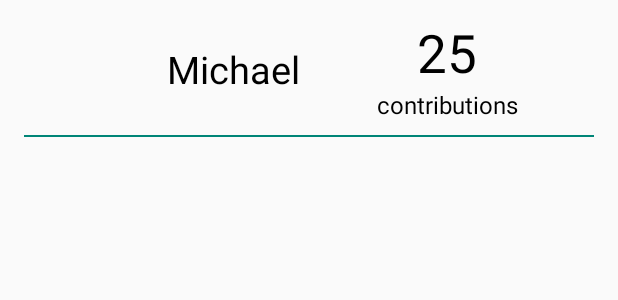
After one commit to codacy-badger/JBossOutreach-app, an Android app: the layout contributors_recycler_item.xml on its own in the app's theme, with its tools: preview values and no code run, on a phone screen of 412 x 824 dp. The commit adds this screen. Shown: the top 300 px of the screen. Run offline under Robolectric (Android 15) with nearby library versions, the phone set to English and light mode, and no system bars.

Commit message:
Add activity for contributors, add ability to open it

```diff
--- a/app/build.gradle
+++ b/app/build.gradle
@@ -27,4 +27,5 @@ dependencies {
     androidTestImplementation 'com.android.support.test.espresso:espresso-core:3.0.2'
     implementation 'com.android.support:recyclerview-v7:28.0.0'
     implementation 'com.squareup.okhttp3:okhttp:3.11.0'
+    implementation 'com.squareup.picasso:picasso:2.71828'
 }
--- a/app/src/main/AndroidManifest.xml
+++ b/app/src/main/AndroidManifest.xml
@@ -17,6 +17,7 @@
                 <category android:name="android.intent.category.LAUNCHER" />
             </intent-filter>
         </activity>
+        <activity android:name=".activities.ContributActivity"/>
     </application>
 
 </manifest>
--- a/app/src/main/java/com/community/jboss/outreach/ApiHandler.java
+++ b/app/src/main/java/com/community/jboss/outreach/ApiRepositHandler.java
@@ -14,12 +14,12 @@ import okhttp3.OkHttpClient;
 import okhttp3.Request;
 import okhttp3.Response;
 
-public class ApiHandler extends AsyncTask {
+public class ApiRepositHandler extends AsyncTask {
     Context context;
     String[][] dataset;
     String apiURL = "https://api.github.com/orgs/JBossOutreach/repos";
 
-    public ApiHandler(Context context) {
+    public ApiRepositHandler(Context context) {
         this.context = context;
     }
 
--- /dev/null
+++ b/app/src/main/java/com/community/jboss/outreach/utils/KeyStore.java
@@ -0,0 +1,5 @@
+package com.community.jboss.outreach.utils;
+
+public class KeyStore {
+    public static final String NAME_KEY = "name";
+}
--- /dev/null
+++ b/app/src/main/res/layout/contributors_recycler_item.xml
@@ -0,0 +1,61 @@
+<?xml version="1.0" encoding="utf-8"?>
+<android.support.constraint.ConstraintLayout xmlns:android="http://schemas.android.com/apk/res/android"
+    android:id="@+id/container"
+    android:layout_width="match_parent"
+    android:layout_height="91dp"
+    android:layout_marginStart="16dp"
+    android:layout_marginEnd="16dp"
+    xmlns:app="http://schemas.android.com/apk/res-auto">
+    <ImageView
+        android:id="@+id/image"
+        android:layout_width="75dp"
+        android:layout_height="75dp"
+        app:layout_constraintTop_toTopOf="parent"
+        app:layout_constraintBottom_toBottomOf="parent"
+        app:layout_constraintStart_toStartOf="parent" />
+    <TextView
+        android:id="@+id/nickname"
+        android:layout_width="wrap_content"
+        android:layout_height="wrap_content"
+        android:text="Michael"
+        android:textColor="@android:color/black"
+        app:layout_constraintStart_toEndOf="@id/image"
+        app:layout_constraintTop_toTopOf="parent"
+        app:layout_constraintBottom_toBottomOf="parent"
+        android:textSize="25sp"
+        android:layout_marginStart="20dp"
+        />
+    <TextView
+        android:id="@+id/number_contributions"
+        android:layout_width="wrap_content"
+        android:layout_height="wrap_content"
+        android:text="25"
+        android:textSize="35sp"
+        android:textColor="@android:color/black"
+        app:layout_constraintTop_toTopOf="parent"
+        app:layout_constraintBottom_toTopOf="@id/contributions_text"
+        app:layout_constraintStart_toEndOf="@id/nickname"
+        app:layout_constraintEnd_toEndOf="parent"
+        app:layout_constraintVertical_chainStyle="packed"
+        />
+    <TextView
+        android:id="@+id/contributions_text"
+        android:layout_width="wrap_content"
+        android:layout_height="wrap_content"
+        android:text="contributions"
+        android:textSize="16sp"
+        android:textColor="@android:color/black"
+        app:layout_constraintTop_toBottomOf="@id/number_contributions"
+        app:layout_constraintBottom_toBottomOf="parent"
+        app:layout_constraintStart_toEndOf="@id/nickname"
+        app:layout_constraintEnd_toEndOf="parent"
+        />
+    <View
+        android:id="@+id/line"
+        android:layout_width="match_parent"
+        android:layout_height="1dp"
+        android:background="@color/colorPrimary"
+        app:layout_constraintBottom_toBottomOf="parent" />
+
+
+</android.support.constraint.ConstraintLayout>
--- a/app/src/main/res/values/strings.xml
+++ b/app/src/main/res/values/strings.xml
@@ -1,3 +1,5 @@
 <resources>
     <string name="app_name">JBoss Outreach</string>
+    <string name="contribution_singular">Contribution</string>
+    <string name="contribution_plural">Contributions</string>
 </resources>
```
Also changed, not shown: app/src/main/java/com/community/jboss/outreach/ApiContribHandler.java (added, +69 -0 lines), app/src/main/java/com/community/jboss/outreach/ContributorsRecyclerAdapter.java (added, +79 -0 lines), app/src/main/java/com/community/jboss/outreach/RepositListRecyclerAdapter.java (+20 -1 lines), app/src/main/java/com/community/jboss/outreach/activities/ContributActivity.java (added, +57 -0 lines), app/src/main/java/com/community/jboss/outreach/activities/MainActivity.java (+4 -4 lines), app/src/main/res/layout/activity_contributors.xml (added, +18 -0 lines).
